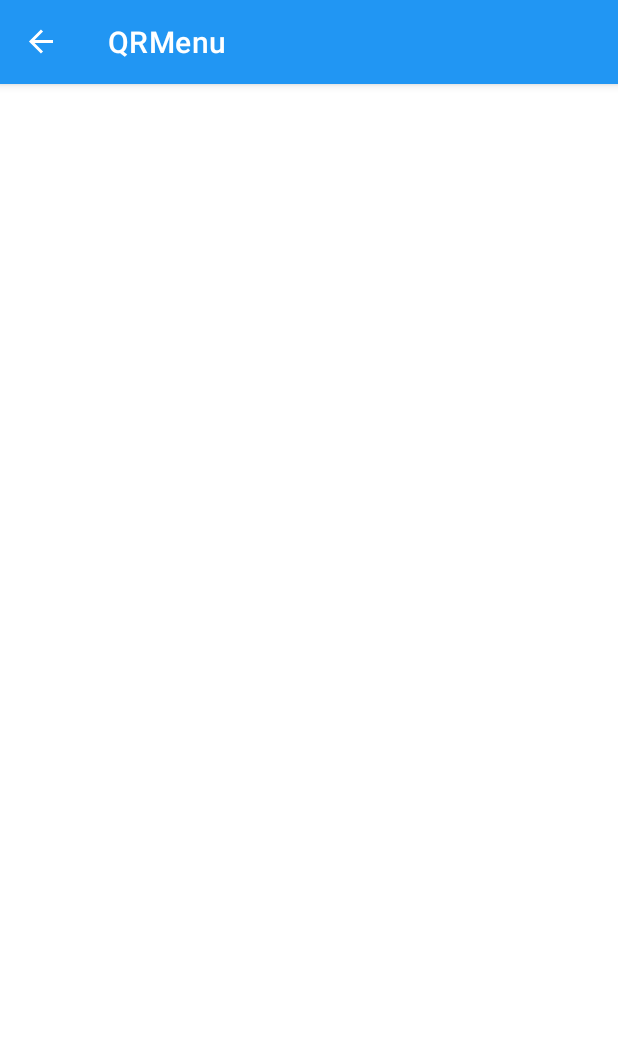
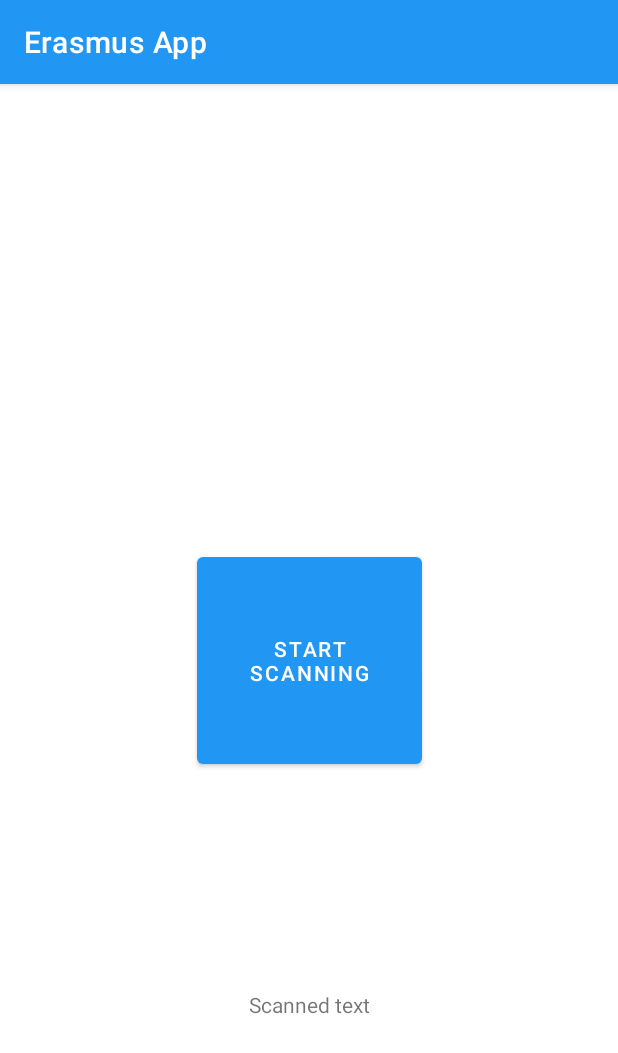
Before and after one commit to mkslovenia/ErasmusApp, an Android app: the screen it shows after launch (MainActivity before the commit, QRMenu after it), after a tap on "QR MENU", on a phone screen of 412 x 824 dp. Shown: the top 1053 px of the screen. Run offline under Robolectric (Android 15) with nearby library versions, the phone set to English and light mode, and no system bars; our stand-ins replace navigation-ui; libraries missing offline, so code that uses them is left out: com.google.zxing.integration, com.journeyapps.barcodescanner.

Commit message:
qr code reader

```diff
--- a/app/build.gradle
+++ b/app/build.gradle
@@ -1,6 +1,7 @@
 plugins {
     id 'com.android.application'
     id 'kotlin-android'
+    id 'kotlin-android-extensions'
 }
 
 android {
@@ -45,4 +46,9 @@ dependencies {
     testImplementation 'junit:junit:4.+'
     androidTestImplementation 'androidx.test.ext:junit:1.1.2'
     androidTestImplementation 'androidx.test.espresso:espresso-core:3.3.0'
+
+    //Libraries
+    implementation 'com.google.zxing:core:3.3.3'
+    implementation 'com.journeyapps:zxing-android-embedded:3.2.0'
+
 }
--- a/app/src/main/java/pl/uat/ea/MainMenu.kt
+++ b/app/src/main/java/pl/uat/ea/MainMenu.kt
@@ -1,5 +1,6 @@
 package pl.uat.ea
 
+import android.content.Intent
 import android.os.Bundle
 import androidx.fragment.app.Fragment
 import android.view.LayoutInflater
@@ -38,7 +39,9 @@ class MainMenu : Fragment() {
         }
 
         qrmenuButton.setOnClickListener{
-            findNavController().navigate(R.id.action_mainMenu2_to_QRMenu)
+            //findNavController().navigate(R.id.action_mainMenu2_to_QRMenu)
+            val intent = Intent(context, QRMenu::class.java)
+            startActivity(intent)
         }
 
         favPlacesButton.setOnClickListener{
--- a/app/src/main/java/pl/uat/ea/QRMenu.kt
+++ b/app/src/main/java/pl/uat/ea/QRMenu.kt
@@ -1,12 +1,57 @@
 package pl.uat.ea
 
+import android.app.Activity
+import android.content.Intent
 import android.os.Bundle
-import androidx.fragment.app.Fragment
-import android.view.LayoutInflater
-import android.view.View
-import android.view.ViewGroup
-
-class QRMenu : Fragment() {
+import android.widget.Toast
+import androidx.appcompat.app.AppCompatActivity
+import com.google.zxing.integration.android.IntentIntegrator
+import com.journeyapps.barcodescanner.CompoundBarcodeView
+import kotlinx.android.synthetic.main.fragment_q_r_menu.*
 
 
+class QRMenu : AppCompatActivity() {
+
+
+    override fun onCreate(savedInstanceState: Bundle?) {
+        super.onCreate(savedInstanceState)
+        setContentView(R.layout.fragment_q_r_menu)
+
+        startScanButton.setOnClickListener {
+            val intentIntegrator = IntentIntegrator(this)
+            intentIntegrator.setBeepEnabled(false)
+            intentIntegrator.setCameraId(0)
+            intentIntegrator.setPrompt("Scan your QRcode")
+            intentIntegrator.setBarcodeImageEnabled(false)
+            intentIntegrator.setOrientationLocked(false)
+            intentIntegrator.initiateScan()
+        }
+    }
+
+    override fun onActivityResult(requestCode: Int, resultCode: Int, data: Intent?) {
+        if (resultCode == Activity.RESULT_OK) {
+            val result = IntentIntegrator.parseActivityResult(requestCode, resultCode, data)
+            if (result != null) {
+                if (result.contents == null) {
+                    Toast.makeText(this, "Cancelled", Toast.LENGTH_LONG).show()
+                } else {
+                    //Toast.makeText(this, "Scanned: " + result.contents, Toast.LENGTH_LONG).show()
+                    scannedTextView.text = result.contents
+
+                    val resultLC = result.toString().toLowerCase()
+                    if(result.contents.startsWith("http://") ||
+                            result.contents.startsWith("https://") ||
+                            resultLC.startsWith("www."))
+                    {
+                        //Toast.makeText(this, "Opening browser ", Toast.LENGTH_LONG).show()
+                        val intent = Intent(this@QRMenu, WebView::class.java)
+                        intent.putExtra("URL", result.contents)
+                        startActivity(intent)
+                    }
+                }
+            } else {
+                super.onActivityResult(requestCode, resultCode, data)
+            }
+        }
+    }
 }
--- a/app/src/main/res/layout/fragment_q_r_menu.xml
+++ b/app/src/main/res/layout/fragment_q_r_menu.xml
@@ -1,14 +1,29 @@
 <?xml version="1.0" encoding="utf-8"?>
-<FrameLayout xmlns:android="http://schemas.android.com/apk/res/android"
+<androidx.constraintlayout.widget.ConstraintLayout
+    xmlns:android="http://schemas.android.com/apk/res/android"
+    xmlns:app="http://schemas.android.com/apk/res-auto"
     xmlns:tools="http://schemas.android.com/tools"
     android:layout_width="match_parent"
-    android:layout_height="match_parent"
-    tools:context=".QRMenu">
+    android:layout_height="match_parent">
 
-    <!-- TODO: Update blank fragment layout -->
+
+    <Button
+        android:id="@+id/startScanButton"
+        android:layout_width="150dp"
+        android:layout_height="150dp"
+        android:text="Start scanning"
+        app:layout_constraintBottom_toBottomOf="parent"
+        app:layout_constraintEnd_toEndOf="parent"
+        app:layout_constraintStart_toStartOf="parent"
+        app:layout_constraintTop_toTopOf="parent" />
+
     <TextView
-        android:layout_width="match_parent"
-        android:layout_height="match_parent"
-        android:text="@string/hello_blank_fragment" />
-
-</FrameLayout>
+        android:id="@+id/scannedTextView"
+        android:layout_width="wrap_content"
+        android:layout_height="wrap_content"
+        android:text="Scanned text"
+        app:layout_constraintBottom_toBottomOf="parent"
+        app:layout_constraintEnd_toEndOf="parent"
+        app:layout_constraintStart_toStartOf="parent"
+        app:layout_constraintTop_toBottomOf="@+id/startScanButton" />
+</androidx.constraintlayout.widget.ConstraintLayout>
--- /dev/null
+++ b/app/src/main/res/layout/qr_menu.xml
@@ -0,0 +1,6 @@
+<?xml version="1.0" encoding="utf-8"?>
+<androidx.constraintlayout.widget.ConstraintLayout
+    xmlns:android="http://schemas.android.com/apk/res/android" android:layout_width="match_parent"
+    android:layout_height="match_parent">
+
+</androidx.constraintlayout.widget.ConstraintLayout>
--- a/app/src/main/res/values/strings.xml
+++ b/app/src/main/res/values/strings.xml
@@ -2,4 +2,9 @@
     <string name="app_name">Erasmus App</string>
     <!-- TODO: Remove or change this placeholder text -->
     <string name="hello_blank_fragment">Hello blank fragment</string>
+    <string name="MainActivityClosed">Aplikacja zamknięta</string>
+    <string name="QRActivityClosed">Kod zaczytany</string>
+    <string name="noPermissionGrantedSorry">Uprawnienia nie zostały przyznane</string>
+    <string name="scanBarcode">Skanuj kod</string>
+    <string name="QRcodeActivityCancelled">Anulowanie skanowania</string>
 </resources>
```
Also changed, not shown: app/src/main/AndroidManifest.xml (+18 -0 lines), app/src/main/java/pl/uat/ea/MainActivity.kt (+8 -4 lines), app/src/main/java/pl/uat/ea/WebView.kt (added, +34 -0 lines), app/src/main/res/layout/fragment_web_view.xml (added, +18 -0 lines), app/src/main/res/navigation/my_nav.xml (+10 -1 lines).
